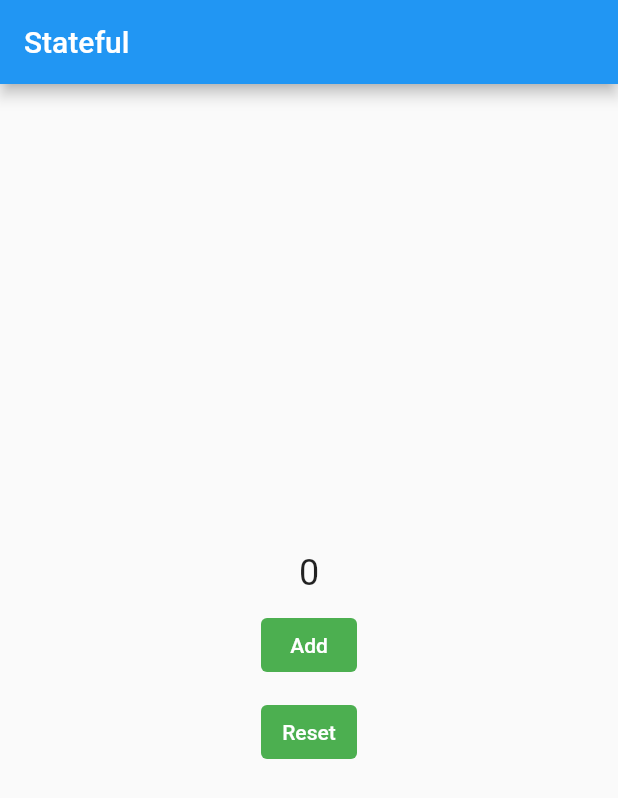
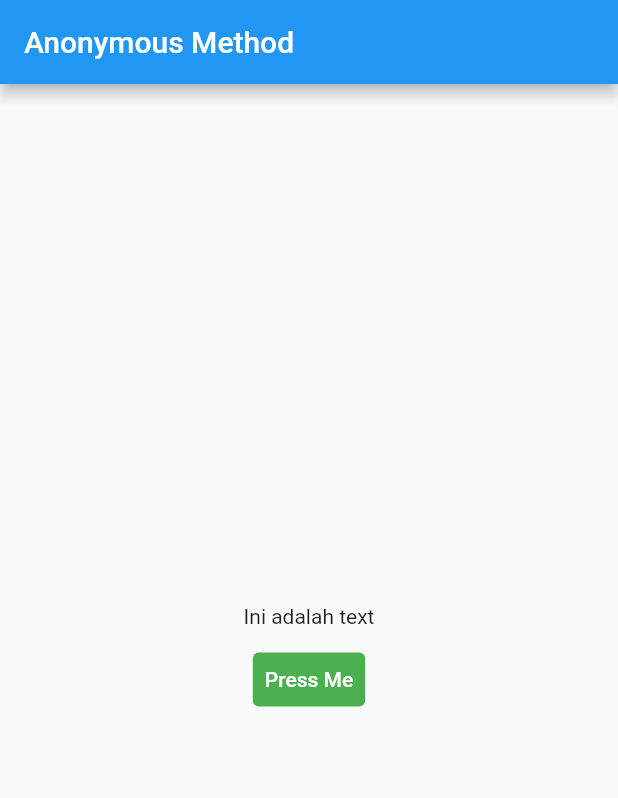
Before and after one commit to zeph1re/FlutterTutorial, a Flutter app: the screen it shows after launch, on a phone screen of 412 x 824 dp. Shown: the top 798 px of the screen. Run offline on Flutter 3.47's test engine with Material 2 defaults, Android fonts, the phone set to English and light mode, and no system bars.

Commit message:
add anonymous method

```diff
--- a/lib/main.dart
+++ b/lib/main.dart
@@ -12,51 +12,32 @@ class MyApp extends StatefulWidget {
 }
 
 class _MyAppState extends State<MyApp> {
-  int number = 0;
-
-  void pushButton() {
-    // Untuk mengubah tampilan sesuai dengan state yang ada saat ini (Update Hot Reload)
-    setState(() {
-      number++;
-    });
-  }
-
-  void reset() {
-    // Untuk mengubah tampilan sesuai dengan state yang ada saat ini (Update Hot Reload)
-    setState(() {
-      number = 0;
-    });
-  }
+  String message = "Ini adalah text";
 
   @override
   Widget build(BuildContext context) {
     return MaterialApp(
       home: Scaffold(
-        appBar: AppBar(title: const Text("Stateful")),
+        appBar: AppBar(
+          title: const Text("Anonymous Method"),
+        ),
         body: Center(
           child: Column(
             mainAxisAlignment: MainAxisAlignment.center,
             children: [
-              Text(number.toString(),
-                  style: TextStyle(fontSize: 24 + number.toDouble())),
+              Text(message),
               const SizedBox(height: 10),
               TextButton(
-                onPressed: pushButton,
+                onPressed: () {
+                  setState(() {
+                    message = "Button Pressed";
+                  });
+                },
                 style: TextButton.styleFrom(
                     foregroundColor: Colors.white,
                     backgroundColor: Colors.green),
-                child: const Text(
-                  "Add",
-                ),
-              ),
-              const SizedBox(height: 10),
-              TextButton(
-                onPressed: reset,
-                style: TextButton.styleFrom(
-                    foregroundColor: Colors.white,
-                    backgroundColor: Colors.green),
-                child: const Text("Reset"),
-              ),
+                child: const Text("Press Me"),
+              )
             ],
           ),
         ),
```
